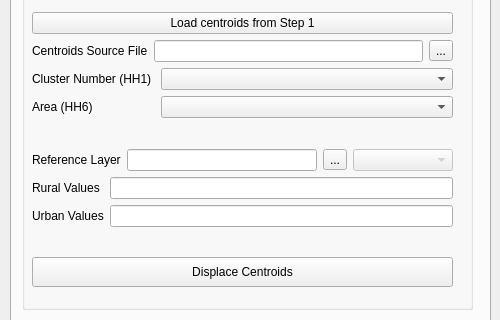
Old version of the form plugin/mgp_dialog.ui in the repository unicef-drp/mics-geocoding; both pictures show x 0 to 500 and y 187 to 507 of the 500 by 622 pixel window.
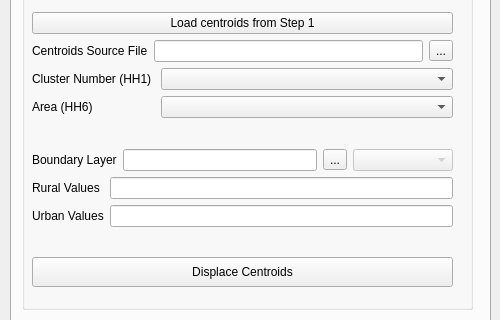
New version of the form. The open tabs and pages were chosen to show the change.

Commit message: fix(ui): [53] rename ref layer in 2 and 3

The edit to the form file:
```diff
--- a/plugin/mgp_dialog.ui
+++ b/plugin/mgp_dialog.ui
@@ -324,7 +324,7 @@
                </sizepolicy>
               </property>
               <property name="text">
-               <string>Reference Layer</string>
+               <string>Boundary Layer</string>
               </property>
              </widget>
             </item>
```
Left out of the diff: 2 changed lines with no effect on the pictures. The commit also changes 3 other files.
